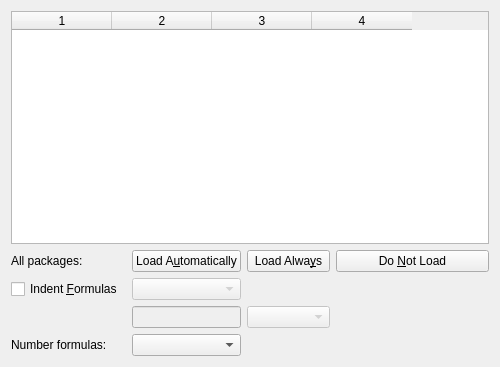
First picture: the form in src/frontends/qt4/ui/MathsUi.ui, repository cburschka/lyx, before the edit.
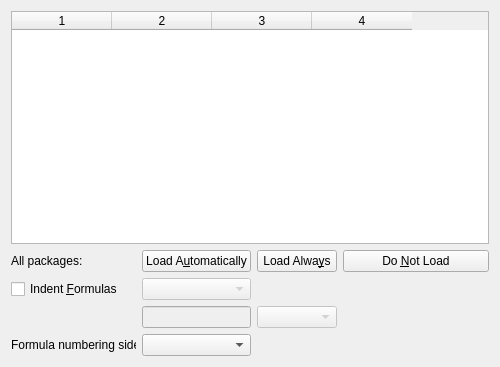
Second picture: the form after the edit. Custom widgets are drawn as their Qt base class.

Commit message: GuiDocument.cpp: change naming of formula numbering option

Patch:
```diff
--- a/src/frontends/qt4/ui/MathsUi.ui
+++ b/src/frontends/qt4/ui/MathsUi.ui
@@ -125,6 +125,12 @@
    </item>
    <item row="4" column="0">
     <widget class="QLabel" name="MathNumberingPosL">
+     <property name="sizePolicy">
+      <sizepolicy hsizetype="Preferred" vsizetype="Preferred">
+       <horstretch>0</horstretch>
+       <verstretch>0</verstretch>
+      </sizepolicy>
+     </property>
      <property name="minimumSize">
       <size>
        <width>115</width>
@@ -132,7 +138,7 @@
       </size>
      </property>
      <property name="text">
-      <string>Number formulas:</string>
+      <string>Formula numbering side:</string>
      </property>
     </widget>
    </item>
```
Left out of the diff: 2 changed lines with no effect on the pictures. The commit also changes 1 other file.
